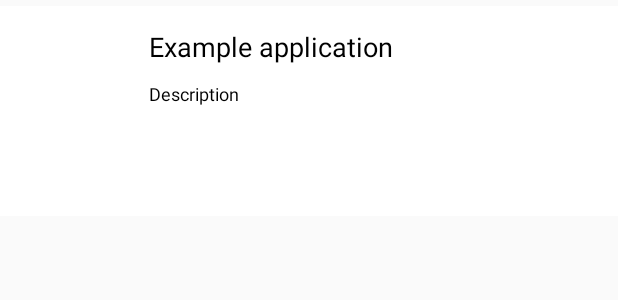
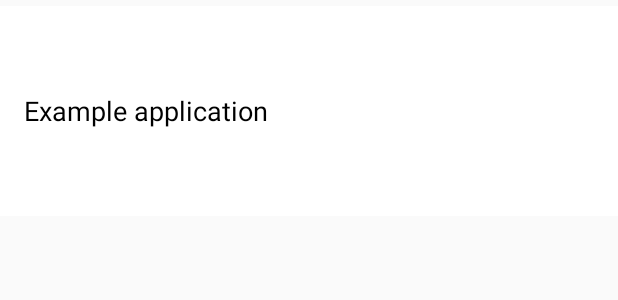
Before and after one commit to Lulb8/MyMovies, an Android app: the layout row_movie.xml on its own in the app's theme, with its tools: preview values and no code run, on a phone screen of 412 x 824 dp. Shown: the top 300 px of the screen. Run offline under Robolectric (Android 15) with nearby library versions, the phone set to English and light mode, and no system bars.

Commit message:
Main Activity works only 1 textview

```diff
--- a/app/src/main/AndroidManifest.xml
+++ b/app/src/main/AndroidManifest.xml
@@ -11,7 +11,6 @@
         android:roundIcon="@mipmap/ic_launcher_round"
         android:supportsRtl="true"
         android:theme="@style/AppTheme">
-        <activity android:name=".Main2Activity"></activity>
         <activity android:name=".MainActivity">
             <intent-filter>
                 <action android:name="android.intent.action.MAIN" />
@@ -19,6 +18,9 @@
                 <category android:name="android.intent.category.LAUNCHER" />
             </intent-filter>
         </activity>
+
+        <activity android:name=".Main2Activity"></activity>
+
     </application>
 
 </manifest>
--- a/app/src/main/java/android/lucie/mymovies/RestMovieApi.java
+++ b/app/src/main/java/android/lucie/mymovies/RestMovieApi.java
@@ -12,7 +12,7 @@ public interface RestMovieApi {
     Call<RestMovieResponse> getListMovie();
 */
 
-    @GET("people")
+    @GET("people")  /*page 1 à 9*/
     Call<RestMovieResponse> getListMovie();
 
 }
--- a/app/src/main/res/layout/activity_main2.xml
+++ b/app/src/main/res/layout/activity_main2.xml
@@ -17,7 +17,7 @@
         app:layout_constraintEnd_toEndOf="parent"
         app:layout_constraintStart_toStartOf="parent"
         app:layout_constraintTop_toTopOf="parent" />
-
+<!--
     <TextView
         android:id="@+id/homeworld"
         android:layout_width="90dp"
@@ -79,5 +79,5 @@
         app:layout_constraintBottom_toBottomOf="parent"
         app:layout_constraintEnd_toEndOf="parent"
         app:layout_constraintStart_toStartOf="parent" />
-
+-->
 </android.support.constraint.ConstraintLayout>
--- a/app/src/main/res/layout/row_movie.xml
+++ b/app/src/main/res/layout/row_movie.xml
@@ -4,58 +4,28 @@
     android:layout_height="140dp"
     android:padding="6dip"
     android:background="@color/row_background"
-    android:layout_marginVertical="4dp"
-    android:onClick="toastMe">
+    android:layout_marginVertical="4dp">
+    <!--android:onClick="onClickDetails"-->
 
-    <ImageView
-        android:id="@+id/poster"
-        android:layout_width="81dp"
-        android:layout_height="121dp"
+    <TextView
+        android:id="@+id/title"
+        android:layout_width="361dp"
+        android:layout_height="103dp"
+        android:layout_alignWithParentIfMissing="true"
         android:layout_alignParentStart="true"
         android:layout_alignParentTop="true"
-        android:layout_alignParentBottom="true"
-        android:layout_marginStart="6dp"
-        android:layout_marginTop="6dp"
-        android:layout_marginRight="6dip"
-        android:layout_marginBottom="6dp"
-        android:contentDescription="TODO"/>
-
-    <TextView
-        android:id="@+id/synopsis"
-        android:layout_width="wrap_content"
-        android:layout_height="78dp"
         android:layout_alignParentEnd="true"
         android:layout_alignParentRight="true"
         android:layout_alignParentBottom="true"
-        android:layout_marginStart="6dp"
-        android:layout_marginEnd="6dp"
-        android:layout_marginRight="6dp"
-        android:layout_marginBottom="6dp"
-        android:layout_toEndOf="@+id/poster"
-        android:layout_toRightOf="@id/poster"
-        android:text="Description"
-        android:textSize="12sp"
-        android:textColor="@color/colorAccent" />
-
-    <TextView
-        android:id="@+id/title"
-        android:layout_width="wrap_content"
-        android:layout_height="42dp"
-        android:layout_alignWithParentIfMissing="true"
-        android:layout_above="@+id/synopsis"
-        android:layout_alignParentTop="true"
-        android:layout_alignParentEnd="true"
-        android:layout_alignParentRight="true"
-        android:layout_marginStart="6dp"
-        android:layout_marginTop="6dp"
-        android:layout_marginEnd="6dp"
-        android:layout_marginRight="6dp"
-        android:layout_marginBottom="8dp"
-        android:layout_toEndOf="@+id/poster"
-        android:layout_toRightOf="@id/poster"
+        android:layout_marginStart="10dp"
+        android:layout_marginLeft="10dp"
+        android:layout_marginTop="10dp"
+        android:layout_marginEnd="10dp"
+        android:layout_marginRight="10dp"
+        android:layout_marginBottom="10dp"
         android:gravity="center_vertical"
         android:text="Example application"
-        android:textSize="18sp"
-        android:textColor="@color/colorAccent"/>
+        android:textColor="@color/colorAccent"
+        android:textSize="18sp" />
 
 </RelativeLayout>
--- a/app/src/main/res/values/strings.xml
+++ b/app/src/main/res/values/strings.xml
@@ -2,7 +2,7 @@
     <string name="app_name">My Movies</string>
     <string name="birth_year">birth_year</string>
     <string name="homeworld">homeworld</string>
-    <string name="name">name</string>
+    <string name="name">%s</string>
     <string name="gender">gender</string>
     <string name="starships">starships</string>
     <string name="films">films</string>
```
Also changed, not shown: app/src/main/java/android/lucie/mymovies/MainActivity.java (+11 -7 lines), app/src/main/java/android/lucie/mymovies/MovieAdapter.java (+9 -27 lines), app/src/main/java/android/lucie/mymovies/model/Movie.java (+5 -5 lines).
